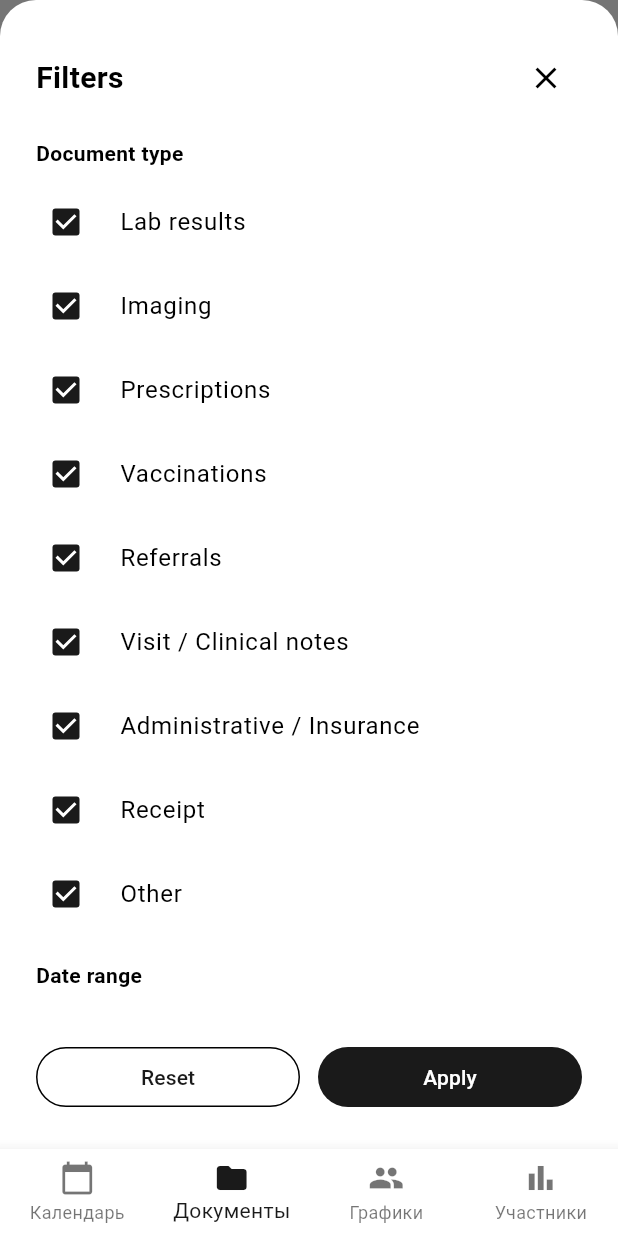
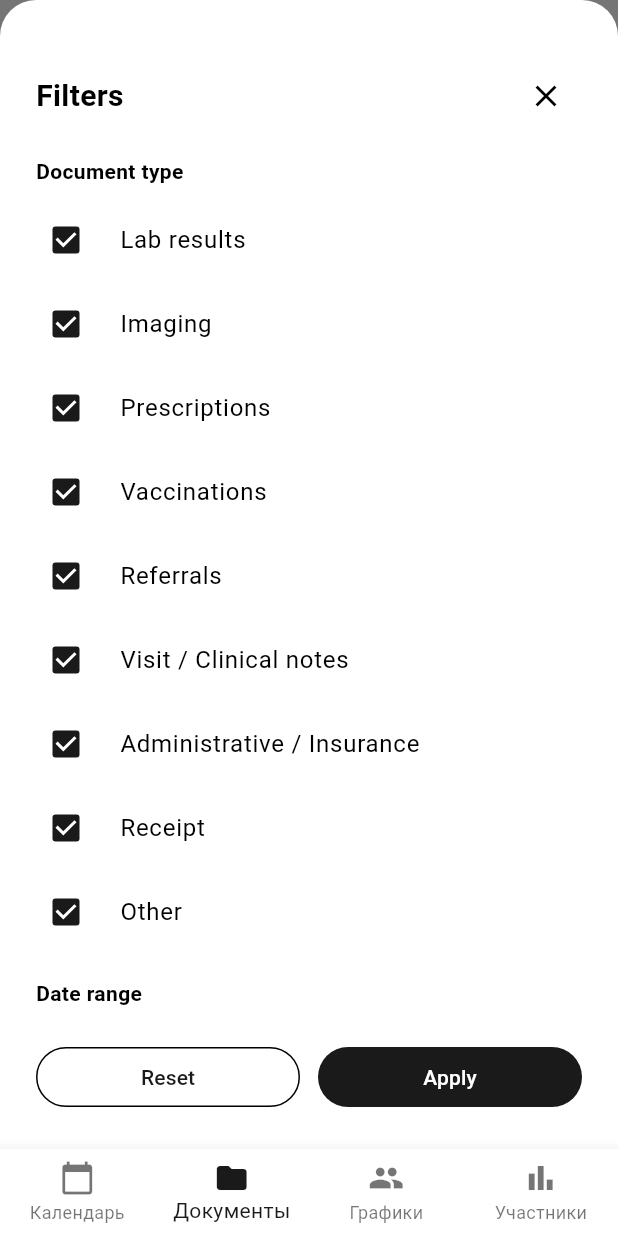
Before and after one commit to worksiv9880/medigraf, a Flutter app: the FilesPage screen opened by its route, after a tap on "Filters", on a phone screen of 412 x 824 dp. Run offline on Flutter 3.47's test engine with Material 3 defaults, Android fonts, the phone set to English and light mode, and no system bars; our stand-ins replace drift, file_picker, fl_chart, flutter_riverpod, flutter_slidable, go_router and 3 more; missing offline and left inert: cunning_document_scanner, pdfx; accounts and stored records are empty; generated files the repository leaves out were written again.

Commit message:
Increase top padding in filters sheet

```diff
--- a/lib/presentation/pages/files/files_page.dart
+++ b/lib/presentation/pages/files/files_page.dart
@@ -352,7 +352,7 @@ class _FilesPageState extends ConsumerState<FilesPage>
                     children: [
                       Expanded(
                         child: SingleChildScrollView(
-                          padding: const EdgeInsets.fromLTRB(24, 28, 24, 16),
+                          padding: const EdgeInsets.fromLTRB(24, 40, 24, 16),
                           child: Column(
                             crossAxisAlignment: CrossAxisAlignment.start,
                             children: [
```
